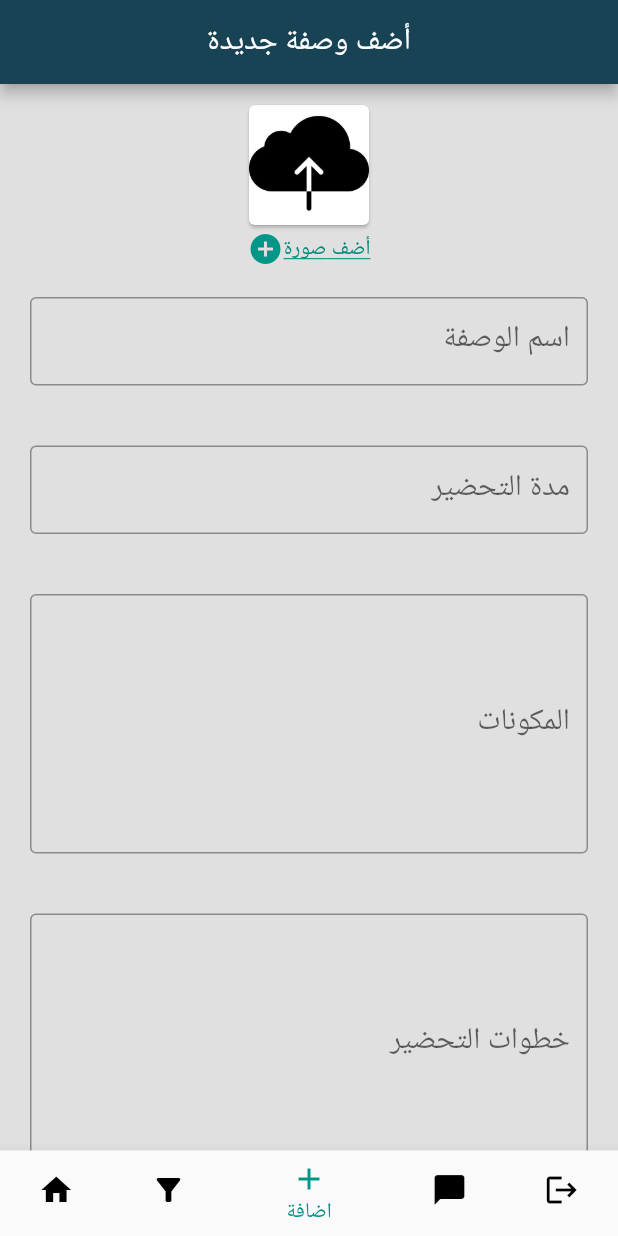
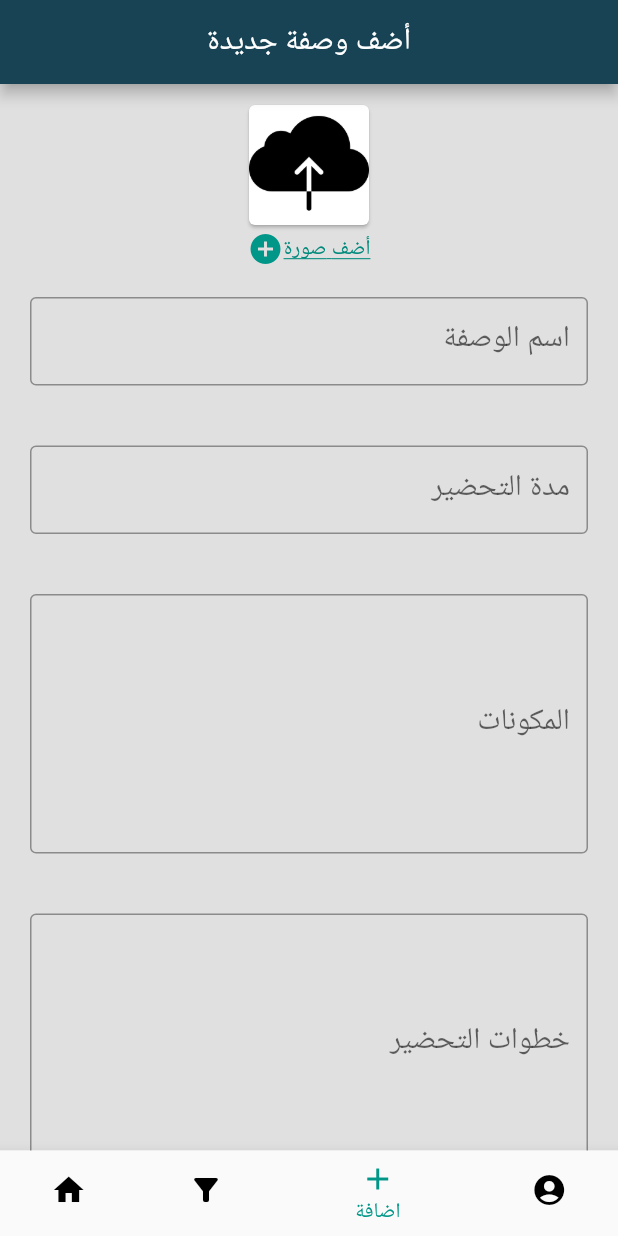
Before and after one commit to MahmodSamir/MealBoard, a Flutter app: the adminNavBar screen opened directly, item 3 of the bottom bar chosen, on a phone screen of 412 x 824 dp. Run offline on Flutter 3.47's test engine with Material 2 defaults, Android fonts, the phone set to English and light mode, and no system bars; drawn by our look-alikes of modal_progress_hud_nsn; our stand-ins replace cloud_firestore, connectivity, firebase_auth, firebase_core, firebase_storage, form_field_validator and 2 more; missing offline and left inert: favorite_button; accounts and stored records are empty.

Commit message:
fix admin signOut

```diff
--- a/recipe_ingredients/lib/pages/adminNavBar.dart
+++ b/recipe_ingredients/lib/pages/adminNavBar.dart
@@ -2,6 +2,7 @@ import 'package:cloud_firestore/cloud_firestore.dart';
 import 'package:firebase_auth/firebase_auth.dart';
 import 'package:flutter/material.dart';
 import 'account.dart';
+import 'adminProfile.dart';
 import 'chat.dart';
 import 'adminAdd.dart';
 import 'favorites.dart';
@@ -22,14 +23,12 @@ class _adminNavBarState extends State<adminNavBar> {
   final _auth = FirebaseAuth.instance;
   late List pages;
   LogOut() {
-    onpressed:
-    () {
+
       _auth.signOut();
       Navigator.push(
         context,
         MaterialPageRoute(builder: (context) => Login()),
       );
-    };
   }
 
   int selectPageIndex = 0;
@@ -49,11 +48,7 @@ class _adminNavBarState extends State<adminNavBar> {
         'label': "اضافة وصفة جديدة",
       },
       {
-        'page': Chat(),
-        'label': "تواصل",
-      },
-      {
-        'page': LogOut(),
+        'page': adminAcc(),
         'label': "تسجيل الخروج",
       },
     ];
@@ -96,9 +91,10 @@ class _adminNavBarState extends State<adminNavBar> {
             label: "اضافة",
           ),
           BottomNavigationBarItem(
-              icon: Icon(Icons.chat_bubble_rounded), label: "تواصل"),
-          BottomNavigationBarItem(
-              icon: Icon(Icons.logout), label: 'تسجيل خروج'),
+            icon: Icon(Icons.account_circle),
+            label: "الحساب",
+          ),
+
         ],
       ),
     );
```
Also changed, not shown: recipe_ingredients/lib/pages/adminProfile.dart (added, +102 -0 lines).
